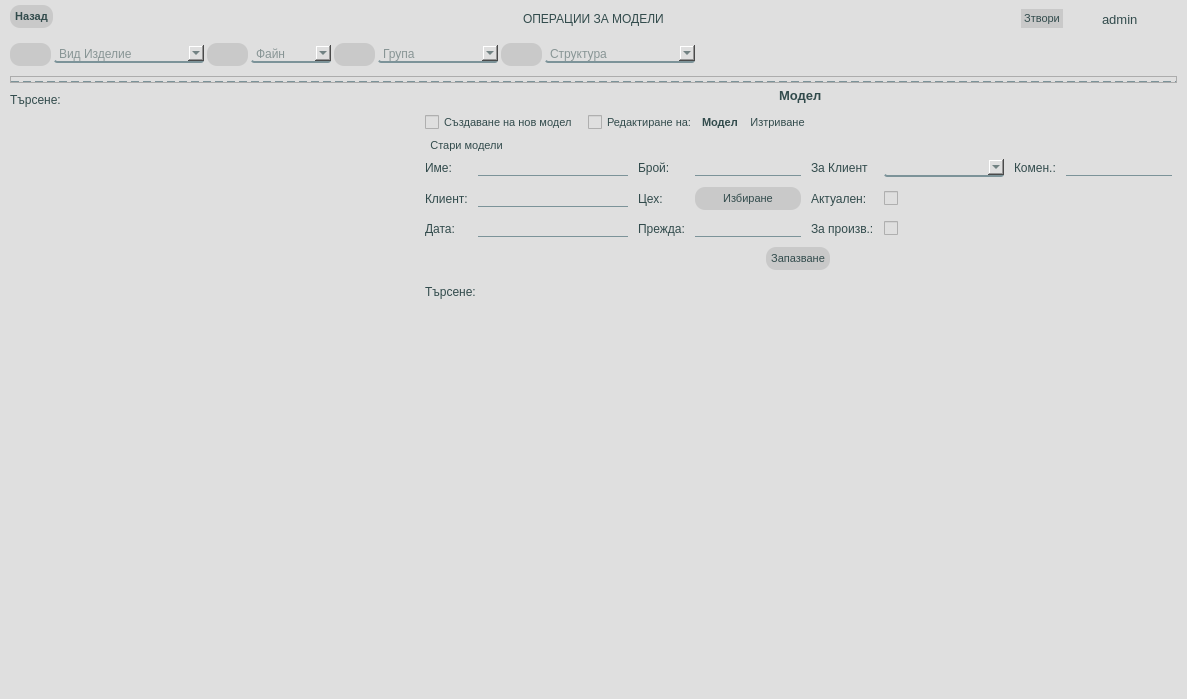
Old version of the form app/ui/widgets/groupOpersCustomWidget.ui in the repository DevilPhp/WorkSalary.v01.
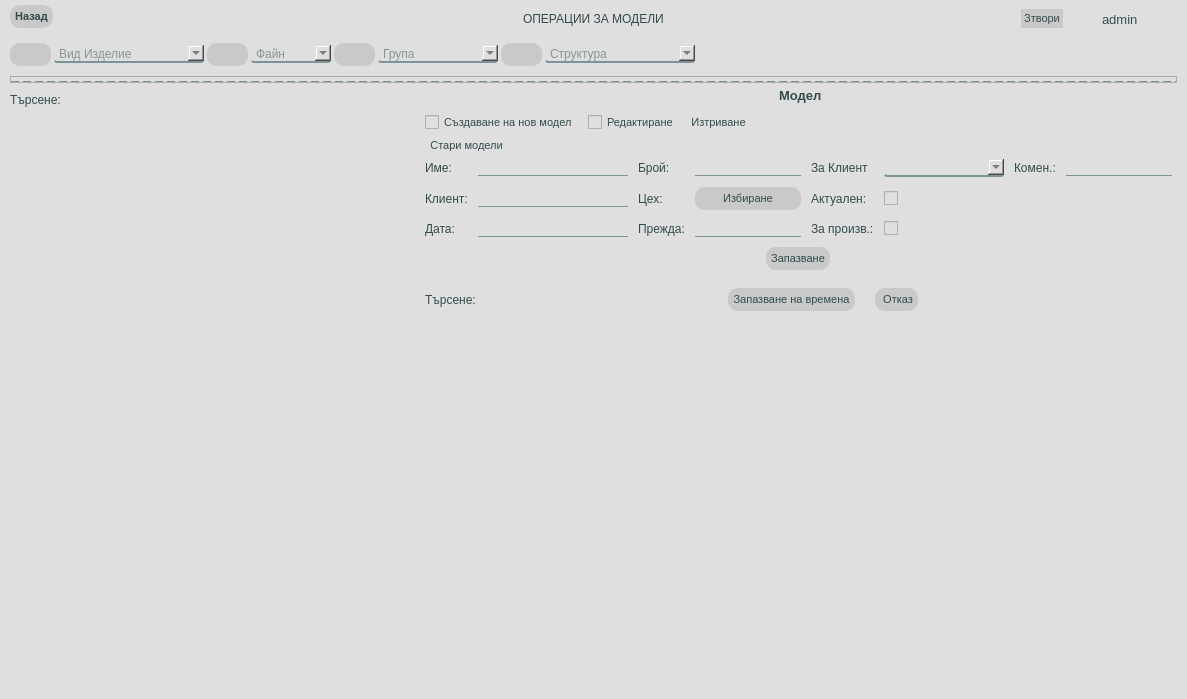
New version of the form. Icons and pictures are not drawn.

```diff
--- a/app/ui/widgets/groupOpersCustomWidget.ui
+++ b/app/ui/widgets/groupOpersCustomWidget.ui
@@ -985,14 +985,7 @@
                         <item>
                          <widget class="QCheckBox" name="editModelCheckBox">
                           <property name="text">
-                           <string>Редактиране на:</string>
-                          </property>
-                         </widget>
-                        </item>
-                        <item>
-                         <widget class="QLabel" name="modelNameLabel">
-                          <property name="text">
-                           <string>Модел</string>
+                           <string>Редактиране</string>
                           </property>
                          </widget>
                         </item>
@@ -1290,7 +1283,31 @@
                   <property name="bottomMargin">
                    <number>0</number>
                   </property>
-                  <item alignment="Qt::AlignLeft|Qt::AlignTop">
+                  <item alignment="Qt::AlignLeft">
+                   <widget class="QWidget" name="widget_9" native="true">
+                    <property name="minimumSize">
+                     <size>
+                      <width>0</width>
+                      <height>40</height>
+                     </size>
+                    </property>
+                    <layout class="QHBoxLayout" name="horizontalLayout_23">
+                     <property name="spacing">
+                      <number>25</number>
+                     </property>
+                     <property name="leftMargin">
+                      <number>0</number>
+                     </property>
+                     <property name="topMargin">
+                      <number>10</number>
+                     </property>
+                     <property name="rightMargin">
+                      <number>0</number>
+                     </property>
+                     <property name="bottomMargin">
+                      <number>0</number>
+                     </property>
+                     <item>
                    <widget class="QWidget" name="widget" native="true">
                     <layout class="QHBoxLayout" name="horizontalLayout_17">
                      <property name="spacing">
@@ -1300,7 +1317,7 @@
                       <number>0</number>
                      </property>
                      <property name="topMargin">
-                      <number>10</number>
+                         <number>0</number>
                      </property>
                      <property name="rightMargin">
                       <number>0</number>
@@ -1345,6 +1362,54 @@
                         <property name="bottomMargin">
                          <number>0</number>
                         </property>
+                          </layout>
+                         </widget>
+                        </item>
+                       </layout>
+                      </widget>
+                     </item>
+                     <item>
+                      <widget class="QWidget" name="operTimesWidget" native="true">
+                       <layout class="QHBoxLayout" name="horizontalLayout_24">
+                        <property name="spacing">
+                         <number>20</number>
+                        </property>
+                        <property name="leftMargin">
+                         <number>0</number>
+                        </property>
+                        <property name="topMargin">
+                         <number>0</number>
+                        </property>
+                        <property name="rightMargin">
+                         <number>0</number>
+                        </property>
+                        <property name="bottomMargin">
+                         <number>0</number>
+                        </property>
+                        <item>
+                         <widget class="QPushButton" name="saveOperTimesBtn">
+                          <property name="text">
+                           <string>Запазване на времена</string>
+                          </property>
+                         </widget>
+                        </item>
+                        <item>
+                         <widget class="QPushButton" name="refreshOperTimesBtn">
+                          <property name="text">
+                           <string> Отказ</string>
+                          </property>
+                          <property name="icon">
+                           <iconset resource="../../../resources.qrc">
+                            <normaloff>:/icons/app/assets/icons/Close-Square--Streamline-Solar-Broken.svg</normaloff>:/icons/app/assets/icons/Close-Square--Streamline-Solar-Broken.svg</iconset>
+                          </property>
+                          <property name="iconSize">
+                           <size>
+                            <width>18</width>
+                            <height>18</height>
+                           </size>
+                          </property>
+                         </widget>
+                        </item>
                        </layout>
                       </widget>
                      </item>
```
Lines whose indentation alone changed are shown as unchanged.
